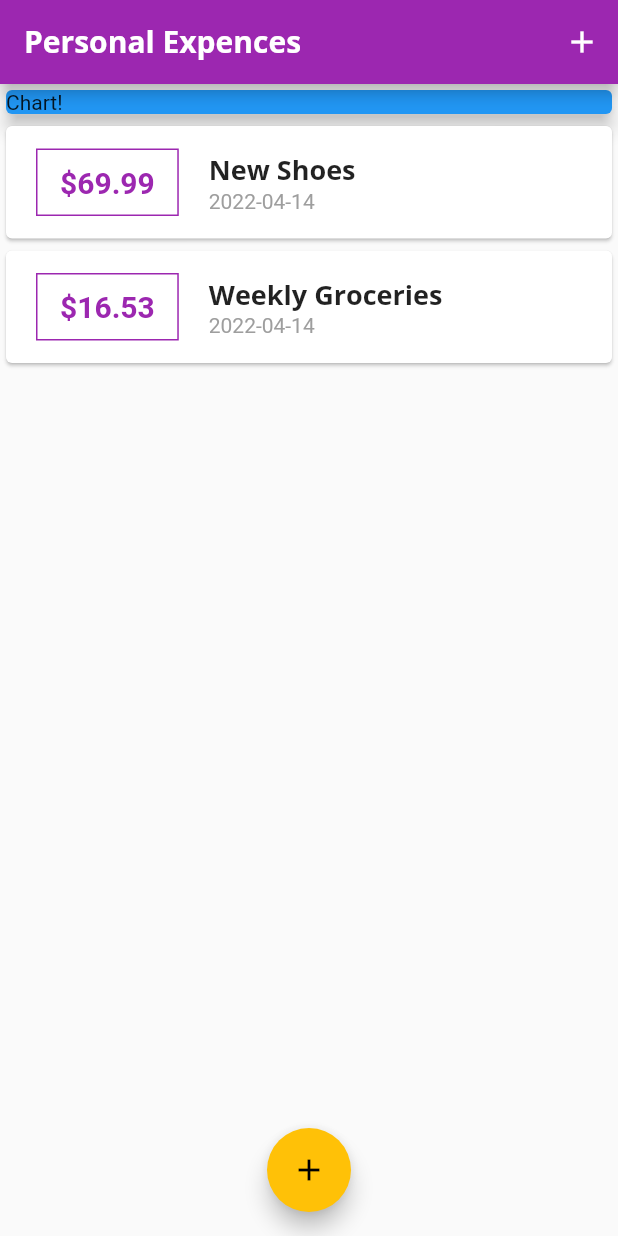
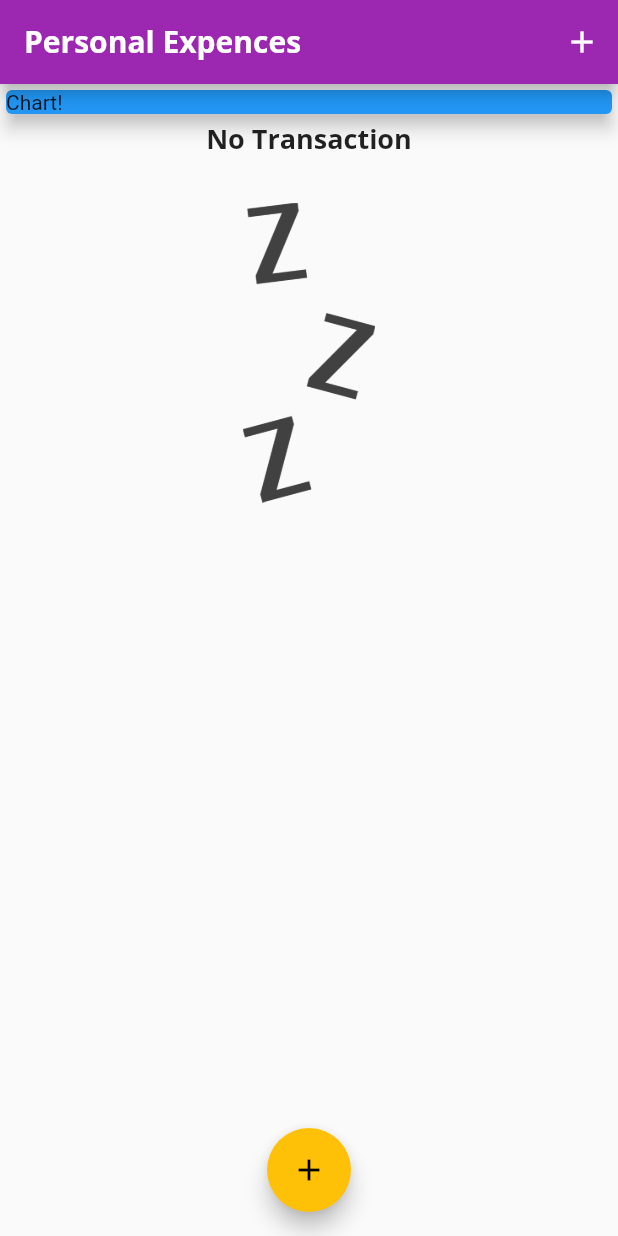
Before and after one commit to shalithacode/personal_expences_app, a Flutter app: the screen it shows after launch, on a phone screen of 412 x 824 dp. Run offline on Flutter 3.47's test engine with Material 2 defaults, Android fonts, the light colour scheme and no system bars; Roboto replaces fonts that are missing (Quicksand).

Commit message:
Added image for dispaly no transaction

```diff
--- a/lib/main.dart
+++ b/lib/main.dart
@@ -16,18 +16,18 @@ class MyApp extends StatefulWidget {
 
 class _MyAppState extends State<MyApp> {
   final List<Transaction> _transaction = [
-    Transaction(
-      id: '1',
-      title: 'New Shoes',
-      amount: 69.99,
-      date: DateTime.now(),
-    ),
-    Transaction(
-      id: '2',
-      title: 'Weekly Groceries',
-      amount: 16.53,
-      date: DateTime.now(),
-    ),
+    // Transaction(
+    //   id: '1',
+    //   title: 'New Shoes',
+    //   amount: 69.99,
+    //   date: DateTime.now(),
+    // ),
+    // Transaction(
+    //   id: '2',
+    //   title: 'Weekly Groceries',
+    //   amount: 16.53,
+    //   date: DateTime.now(),
+    // ),
   ];
   void _addNewTransaction(String title, double amount) {
     final newTX = Transaction(
--- a/lib/widget/transaction_list.dart
+++ b/lib/widget/transaction_list.dart
@@ -11,18 +11,40 @@ class TransactionList extends StatelessWidget {
   Widget build(BuildContext context) {
     return Container(
       height: 300,
-      child: ListView.builder(
+      child: transaction.isEmpty
+          ? Column(
+              children: [
+                Text(
+                  "No Transaction",
+                  style: Theme.of(context).textTheme.headline5,
+                ),
+                SizedBox(
+                  height: 30,
+                ),
+                Container(
+                  height: 200,
+                  child: Image.asset(
+                    "assets/image/waiting.png",
+                    fit: BoxFit.cover,
+                  ),
+                ),
+              ],
+            )
+          : ListView.builder(
               itemBuilder: (context, index) {
                 return Card(
                   child: Row(
                     children: [
                       Container(
-                    margin: EdgeInsets.symmetric(vertical: 15, horizontal: 20),
+                          margin: EdgeInsets.symmetric(
+                              vertical: 15, horizontal: 20),
                           decoration: BoxDecoration(
                             border: Border.all(
-                          color: Theme.of(context).primaryColor, width: 1),
+                                color: Theme.of(context).primaryColor,
+                                width: 1),
                           ),
-                    padding: EdgeInsets.symmetric(vertical: 10, horizontal: 15),
+                          padding: EdgeInsets.symmetric(
+                              vertical: 10, horizontal: 15),
                           child: Text(
                             '\$${transaction[index].amount.toStringAsFixed(2)}',
                             style: TextStyle(
@@ -39,7 +61,8 @@ class TransactionList extends StatelessWidget {
                             style: Theme.of(context).textTheme.headline5,
                           ),
                           Text(
-                      DateFormat('yyyy-MM-dd').format(transaction[index].date),
+                            DateFormat('yyyy-MM-dd')
+                                .format(transaction[index].date),
                             style: TextStyle(color: Colors.grey),
                           ),
                         ],
--- a/pubspec.yaml
+++ b/pubspec.yaml
@@ -56,8 +56,8 @@ flutter:
   uses-material-design: true
 
   # To add assets to your application, add an assets section, like this:
-  # assets:
-  #   - images/a_dot_burr.jpeg
+  assets:
+    - assets/image/waiting.png
   #   - images/a_dot_ham.jpeg
 
   # An image asset can refer to one or more resolution-specific "variants", see
```
Lines whose indentation alone changed are shown as unchanged.
